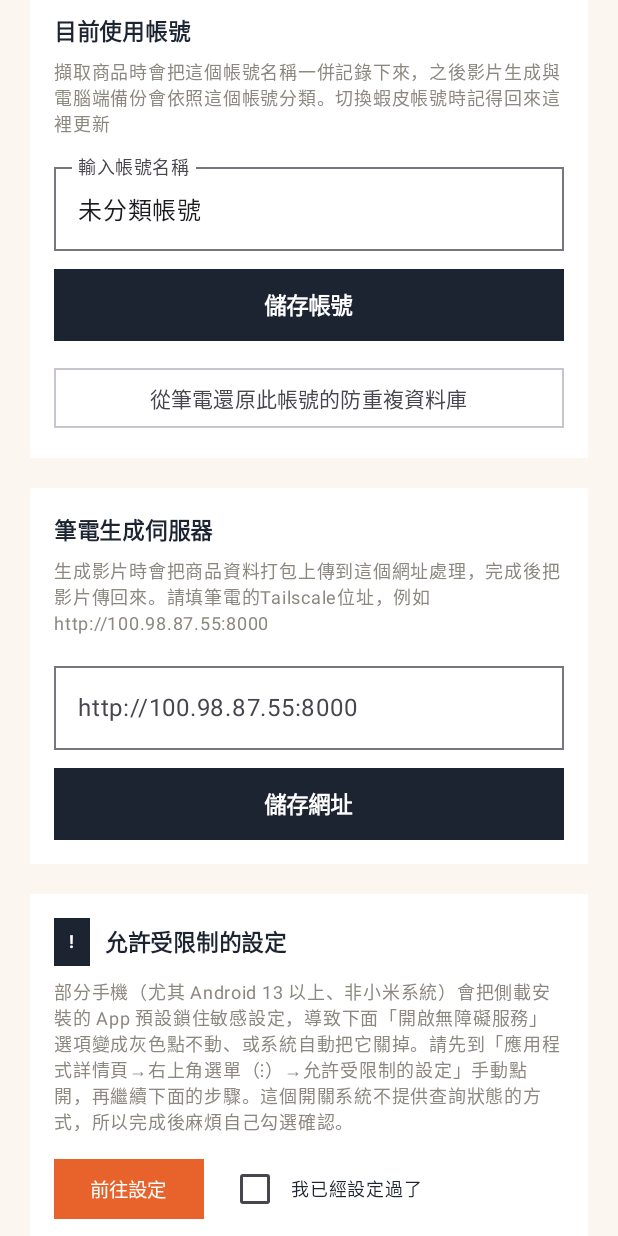
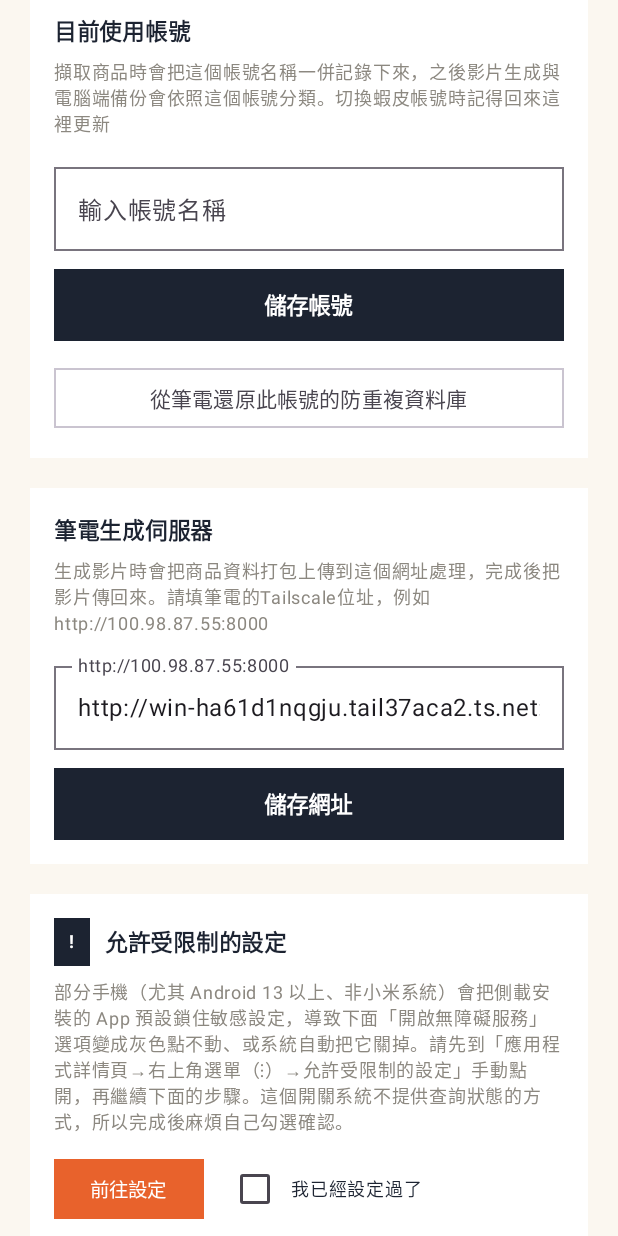
Before and after one commit to 20171109ggggggg-art/shopee-capture, an Android app built with Jetpack Compose: the MainActivity screen opened directly, with no data from a screen before it, scrolled down 576 dp, on a phone screen of 412 x 824 dp. Run offline under Robolectric (Android 15) with nearby library versions, the light colour scheme and no system bars; pictures from the network do not load; 1 statement that could not run was skipped.

Commit message:
v1.032: 共用資料夾依地區分開；伺服器網址預設值改為MagicDNS主機名稱；帳號輸入框全新安裝時預設空白

```diff
--- a/app/build.gradle.kts
+++ b/app/build.gradle.kts
@@ -11,8 +11,8 @@ android {
         applicationId = "com.tagcopy.shopeecapture"
         minSdk = 30
         targetSdk = 34
-        versionCode = 32
-        versionName = "1.031"
+        versionCode = 33
+        versionName = "1.032"
     }
 
     buildTypes {
--- a/app/src/main/java/com/tagcopy/shopeecapture/AccountPrefs.kt
+++ b/app/src/main/java/com/tagcopy/shopeecapture/AccountPrefs.kt
@@ -26,6 +26,15 @@ object AccountPrefs {
         val sp = context.getSharedPreferences(PREFS_NAME, Context.MODE_PRIVATE)
         val value = sp.getString(KEY_ACCOUNT, DEFAULT_ACCOUNT) ?: DEFAULT_ACCOUNT
         return value.ifBlank { DEFAULT_ACCOUNT }
+    }
+
+    /** 【2026-09-03新增】使用者是不是「真的手動存過帳號」，跟getAccount()不一樣——
+     * getAccount()一律回傳一個可用的值（沒設定過就回傳DEFAULT_ACCOUNT，供擷取/備份
+     * 等功能性用途使用，不能是空字串）。這個函式純粹給UI判斷「輸入框該不該顯示
+     * 預設文字」用：全新安裝、從來沒按過「儲存帳號」時，輸入框應該顯示空白，
+     * 讓使用者能直接輸入，不用先手動刪掉「未分類帳號」這幾個字。 */
+    fun isSet(context: Context): Boolean {
+        return context.getSharedPreferences(PREFS_NAME, Context.MODE_PRIVATE).contains(KEY_ACCOUNT)
     }
 
     /** 設定目前使用帳號，同時把這個名稱加進歷史清單最前面（如果已經在清單裡就
--- a/app/src/main/java/com/tagcopy/shopeecapture/MainActivity.kt
+++ b/app/src/main/java/com/tagcopy/shopeecapture/MainActivity.kt
@@ -552,7 +552,9 @@ fun RegionSettingsCard(context: android.content.Context) {
 
 @Composable
 fun AccountSettingsCard(context: android.content.Context) {
-    var accountText by remember { mutableStateOf(AccountPrefs.getAccount(context)) }
+    var accountText by remember {
+        mutableStateOf(if (AccountPrefs.isSet(context)) AccountPrefs.getAccount(context) else "")
+    }
     var history by remember { mutableStateOf(AccountPrefs.getAccountHistory(context)) }
     val scope = rememberCoroutineScope()
     var restoring by remember { mutableStateOf(false) }
--- a/app/src/main/java/com/tagcopy/shopeecapture/ServerPrefs.kt
+++ b/app/src/main/java/com/tagcopy/shopeecapture/ServerPrefs.kt
@@ -6,14 +6,19 @@ import android.content.Context
  * 筆電生成伺服器設定：App直接呼叫筆電端FastAPI服務（main.py）的網址生成影片，
  * 取代舊版透過Termux執行batch_generate.py的做法——手機不再需要裝Termux。
  * 設計比照 AccountPrefs.kt 同樣的 SharedPreferences 寫法。
+ *
+ * 【2026-09-03新增】預設值改成目前實際在用的筆電MagicDNS主機名稱（不再是空字串），
+ * 新手機裝好App後不用先手動打一次網址就已經是能用的預設值，只是之後筆電換了
+ * 主機名稱記得回來這裡（DEFAULT_SERVER_URL）一併更新程式碼裡的預設值。
  */
 object ServerPrefs {
     private const val PREFS_NAME = "server_prefs"
     private const val KEY_URL = "server_url"
+    const val DEFAULT_SERVER_URL = "http://win-ha61d1nqgju.tail37aca2.ts.net:8000"
 
     fun getServerUrl(context: Context): String {
         val sp = context.getSharedPreferences(PREFS_NAME, Context.MODE_PRIVATE)
-        return sp.getString(KEY_URL, "") ?: ""
+        return sp.getString(KEY_URL, DEFAULT_SERVER_URL) ?: DEFAULT_SERVER_URL
     }
 
     /** 設定伺服器網址，自動去除結尾多餘的斜線，避免拼URL時出現雙斜線。 */
--- a/app/src/main/java/com/tagcopy/shopeecapture/SimpleModeActivity.kt
+++ b/app/src/main/java/com/tagcopy/shopeecapture/SimpleModeActivity.kt
@@ -702,9 +702,15 @@ private suspend fun runAutoSelectAndEditPipeline(
         if (justSelected && ServerPrefs.isConfigured(context)) {
             onStatus("$progressPrefix：同步共用資料夾")
             try {
+                val region = try {
+                    JSONObject(File(product.folder, "meta.json").readText()).optString("region", "TW")
+                } catch (e: Exception) {
+                    "TW"
+                }
                 RemoteVideoGenerator.uploadSharedProductImages(
                     context = context,
                     account = AccountPrefs.getAccount(context),
+                    region = region,
                     productName = product.productName ?: product.folder.name,
                     images = currentImages.filter { it.exists() }
                 )
```
Also changed, not shown: app/src/main/java/com/tagcopy/shopeecapture/RemoteVideoGenerator.kt (+8 -3 lines).
